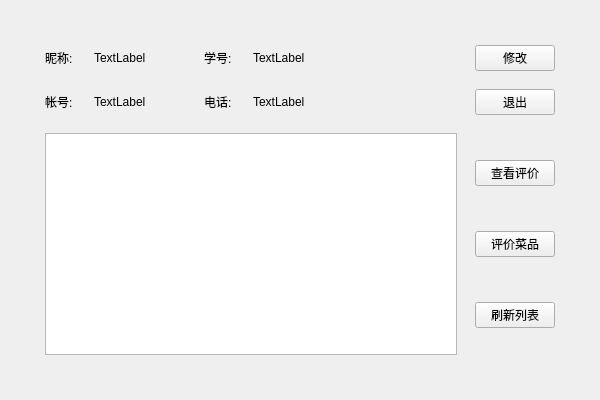
The window that ui/home.ui (fanenr/cxx-DS-client) describes before a commit, drawn with Qt 5.
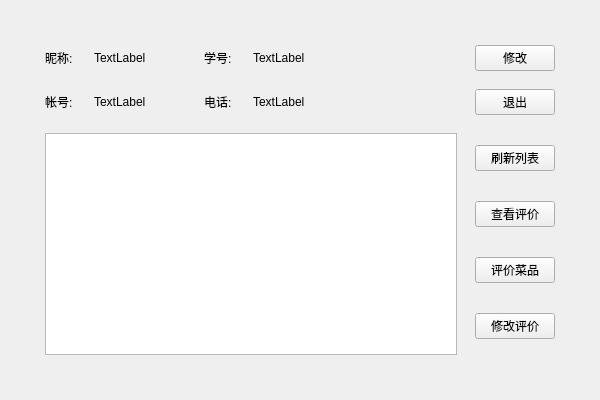
The same window after the commit.

```diff
--- a/ui/home.ui
+++ b/ui/home.ui
@@ -185,7 +185,7 @@
              </sizepolicy>
             </property>
             <property name="text">
-             <string>查看评价</string>
+             <string>刷新列表</string>
             </property>
            </widget>
           </item>
@@ -198,7 +198,7 @@
              </sizepolicy>
             </property>
             <property name="text">
-             <string>评价菜品</string>
+             <string>查看评价</string>
             </property>
            </widget>
           </item>
@@ -211,7 +211,20 @@
              </sizepolicy>
             </property>
             <property name="text">
-             <string>刷新列表</string>
+             <string>评价菜品</string>
+            </property>
+           </widget>
+          </item>
+          <item>
+           <widget class="QPushButton" name="pbtn6">
+            <property name="sizePolicy">
+             <sizepolicy hsizetype="Fixed" vsizetype="Fixed">
+              <horstretch>0</horstretch>
+              <verstretch>0</verstretch>
+             </sizepolicy>
+            </property>
+            <property name="text">
+             <string>修改评价</string>
             </property>
            </widget>
           </item>
```
